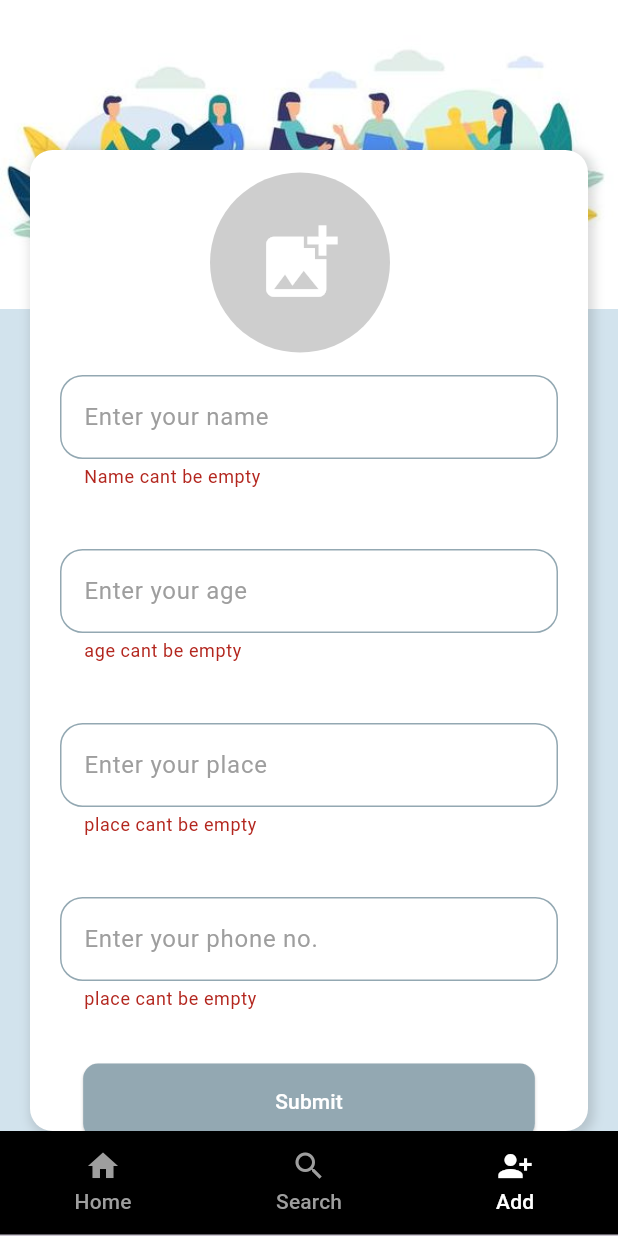
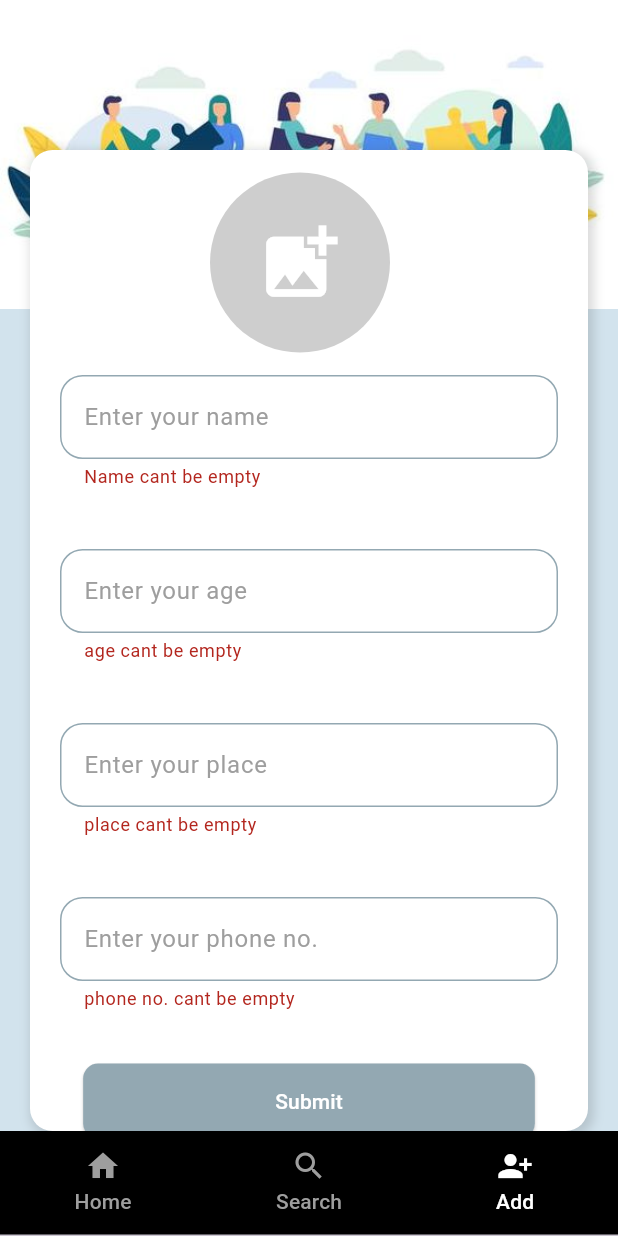
Before and after one commit to Nidhapk/StudentGetX, a Flutter app: the screen it shows after launch, item 3 of the bottom bar chosen, after a tap on "Submit", on a phone screen of 412 x 824 dp. Run offline on Flutter 3.47's test engine with Material 3 defaults, Android fonts, the phone set to English and light mode, and no system bars; our stand-ins replace flutter_svg, get, hive, image_picker; accounts and stored records are empty.

Commit message:
last commit

```diff
--- a/lib/controller/student_controller.dart
+++ b/lib/controller/student_controller.dart
@@ -31,7 +31,7 @@ class StudentController extends GetxController {
   Future<void> addStudent(StudentModel student) async {
     try {
       await studentBox.add(student);
-      studentRxList.add(student);
+
       Get.snackbar(
         'Success',
         'Student added successfully',
--- a/lib/views/add_student.dart
+++ b/lib/views/add_student.dart
@@ -65,6 +65,7 @@ class AddStudent extends StatelessWidget {
                       height: 130,
                     ),
                     CustomTextForm(
+                        keyboardType: TextInputType.name,
                         controller: nameController,
                         validator: (value) {
                           if (value == null || value.isEmpty) {
@@ -76,6 +77,7 @@ class AddStudent extends StatelessWidget {
                         hintext: 'Name',
                         labeltext: 'Enter your name'),
                     CustomTextForm(
+                        keyboardType: TextInputType.number,
                         controller: ageController,
                         validator: (value) {
                           if (value == null || value.isEmpty) {
@@ -87,6 +89,7 @@ class AddStudent extends StatelessWidget {
                         hintext: 'Age',
                         labeltext: 'Enter your age'),
                     CustomTextForm(
+                        keyboardType: TextInputType.name,
                         controller: placeController,
                         validator: (value) {
                           if (value == null || value.isEmpty) {
@@ -98,10 +101,11 @@ class AddStudent extends StatelessWidget {
                         hintext: 'Place',
                         labeltext: 'Enter your place'),
                     CustomTextForm(
+                        keyboardType: TextInputType.phone,
                         controller: phoneController,
                         validator: (value) {
                           if (value == null || value.isEmpty) {
-                            return 'place cant be empty';
+                            return 'phone no. cant be empty';
                           } else {
                             return null;
                           }
@@ -113,10 +117,11 @@ class AddStudent extends StatelessWidget {
                         style: ElevatedButton.styleFrom(
                           shape: RoundedRectangleBorder(
                               borderRadius: BorderRadius.circular(10)),
-                          padding:const  EdgeInsets.only(
+                          padding: const EdgeInsets.only(
                               left: 128, right: 128, top: 15, bottom: 15),
                           foregroundColor: Colors.white,
-                          backgroundColor:const   Color.fromARGB(255, 147, 168, 178),
+                          backgroundColor:
+                              const Color.fromARGB(255, 147, 168, 178),
                         ),
                         onPressed: saveStudent,
                         child: const Text('Submit')),
@@ -138,7 +143,6 @@ class AddStudent extends StatelessWidget {
 
   void saveStudent() async {
     if (formKey.currentState!.validate()) {
-
       StudentModel student = StudentModel();
       student.studentName = nameController.text.trim();
       student.age = ageController.text.trim();
@@ -147,6 +151,7 @@ class AddStudent extends StatelessWidget {
       student.photo = pickedImageController.selectedimage.value?.path ?? '';
 
       await studentController.addStudent(student);
+      pickedImageController.selectedimage.value = null;
     }
   }
 
--- a/lib/views/edit_screen.dart
+++ b/lib/views/edit_screen.dart
@@ -76,6 +76,7 @@ class EditStudent extends StatelessWidget {
                       height: 130,
                     ),
                     CustomTextForm(
+                        keyboardType: TextInputType.name,
                         controller: nameController,
                         validator: (value) {
                           if (value == null || value.isEmpty) {
@@ -87,6 +88,7 @@ class EditStudent extends StatelessWidget {
                         hintext: 'Name',
                         labeltext: 'Enter your name'),
                     CustomTextForm(
+                        keyboardType: TextInputType.number,
                         controller: ageController,
                         validator: (value) {
                           if (value == null || value.isEmpty) {
@@ -98,6 +100,7 @@ class EditStudent extends StatelessWidget {
                         hintext: 'Age',
                         labeltext: 'Enter your age'),
                     CustomTextForm(
+                        keyboardType: TextInputType.name,
                         controller: placeController,
                         validator: (value) {
                           if (value == null || value.isEmpty) {
@@ -109,10 +112,11 @@ class EditStudent extends StatelessWidget {
                         hintext: 'Place',
                         labeltext: 'Enter your place'),
                     CustomTextForm(
+                        keyboardType: TextInputType.phone,
                         controller: phoneController,
                         validator: (value) {
                           if (value == null || value.isEmpty) {
-                            return 'place cant be empty';
+                            return 'phone no. cant be empty';
                           } else {
                             return null;
                           }
@@ -126,10 +130,11 @@ class EditStudent extends StatelessWidget {
                         style: ElevatedButton.styleFrom(
                           shape: RoundedRectangleBorder(
                               borderRadius: BorderRadius.circular(10)),
-                          padding:const  EdgeInsets.only(
+                          padding: const EdgeInsets.only(
                               left: 128, right: 128, top: 15, bottom: 15),
                           foregroundColor: Colors.white,
-                          backgroundColor: const Color.fromARGB(255, 147, 168, 178),
+                          backgroundColor:
+                              const Color.fromARGB(255, 147, 168, 178),
                         ),
                         onPressed: () {
                           saveStudent(
@@ -141,7 +146,6 @@ class EditStudent extends StatelessWidget {
                               pickedImageEditController
                                   .selectedimage.value!.path);
                         },
-
                         child: const Text('Submit')),
                     const SizedBox(
                       height: 30,
--- a/lib/views/home_screen.dart
+++ b/lib/views/home_screen.dart
@@ -29,7 +29,9 @@ class HomeScreen extends StatelessWidget {
               const TitleContainer(),
               Expanded(
                 child: Obx(
-                  () => ListView.builder(
+                  () => studentController.studentList.isEmpty
+                      ? Center(child: Text('No student has been registered'))
+                      : ListView.builder(
                           itemCount: studentController.studentList.length,
                           itemBuilder: (context, index) {
                             final StudentModel student =
@@ -78,11 +80,13 @@ class HomeScreen extends StatelessWidget {
                                                     onPressed: () {
                                                       Get.back();
                                                     },
-                                                child: const Text('Cancel')),
+                                                    child:
+                                                        const Text('Cancel')),
                                                 TextButton(
                                                     onPressed: () {
                                                       studentController
-                                                      .deleteStudent(student);
+                                                          .deleteStudent(
+                                                              student);
                                                       Get.back();
                                                     },
                                                     child: const Text('Delete'))
--- a/lib/widgets/botton_nav.dart
+++ b/lib/widgets/botton_nav.dart
@@ -42,7 +42,7 @@ class BottomNav extends StatelessWidget {
             ),
           ),
           body: TabBarView(
-              children: [const HomeScreen(),  SearchScreen(), AddStudent()]),
-        ));
+              children: [const HomeScreen(),  SearchScreen(), AddStudent(),],),
+        ),);
   }
 }
--- a/lib/widgets/custom_textform.dart
+++ b/lib/widgets/custom_textform.dart
@@ -4,13 +4,14 @@ class CustomTextForm extends StatelessWidget {
   final String hintext;
   final String labeltext;
   final TextEditingController controller;
+ final TextInputType? keyboardType;
   final String? Function(String?)? validator;
   const CustomTextForm(
       {super.key,
       required this.hintext,
       required this.labeltext,
       required this.controller,
-      this.validator});
+      this.validator,required this.keyboardType});
 
   @override
   Widget build(BuildContext context) {
@@ -20,6 +21,7 @@ class CustomTextForm extends StatelessWidget {
           autovalidateMode: AutovalidateMode.onUserInteraction,
           validator: validator,
           controller: controller,
+      keyboardType: keyboardType  ,
           decoration: InputDecoration(
             hintText: hintext,
             hintStyle: const TextStyle(color: Colors.green),
```
Lines whose indentation alone changed are shown as unchanged.
